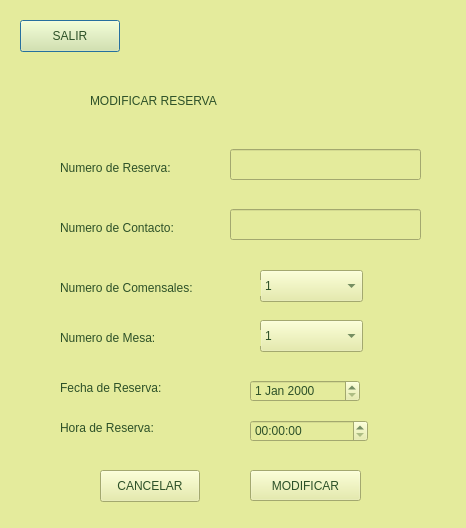
First picture: the form in modificar_reserva.ui, repository valeAlfaro5/ProyectoLenguajesDeProgramacion, before the edit.
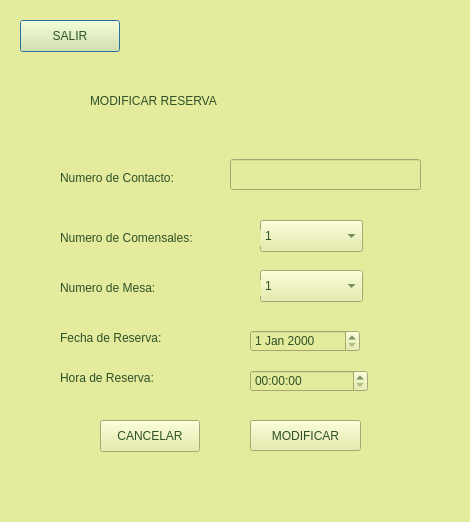
Second picture: the form after the edit.

The edit to the form file:
```diff
--- a/modificar_reserva.ui
+++ b/modificar_reserva.ui
@@ -6,8 +6,8 @@
    <rect>
     <x>0</x>
     <y>0</y>
-    <width>466</width>
-    <height>528</height>
+    <width>470</width>
+    <height>522</height>
    </rect>
   </property>
   <property name="windowTitle">
@@ -21,7 +21,7 @@
    <property name="geometry">
     <rect>
      <x>260</x>
-     <y>270</y>
+     <y>220</y>
      <width>103</width>
      <height>32</height>
     </rect>
@@ -155,7 +155,7 @@
    <property name="geometry">
     <rect>
      <x>230</x>
-     <y>209</y>
+     <y>159</y>
      <width>191</width>
      <height>31</height>
     </rect>
@@ -170,7 +170,7 @@
    <property name="geometry">
     <rect>
      <x>60</x>
-     <y>220</y>
+     <y>170</y>
      <width>151</width>
      <height>16</height>
     </rect>
@@ -187,7 +187,7 @@
    <property name="geometry">
     <rect>
      <x>60</x>
-     <y>280</y>
+     <y>230</y>
      <width>201</width>
      <height>16</height>
     </rect>
@@ -217,46 +217,11 @@
     <string>MODIFICAR RESERVA</string>
    </property>
   </widget>
-  <widget class="QLineEdit" name="numeroTelefono_2">
-   <property name="geometry">
-    <rect>
-     <x>230</x>
-     <y>149</y>
-     <width>191</width>
-     <height>31</height>
-    </rect>
-   </property>
-   <property name="styleSheet">
-    <string notr="true">font: 700 14pt &quot;Georgia&quot;;
-border-color: rgb(0, 0, 0);
-color: rgb(45, 81, 40);</string>
-   </property>
-   <property name="text">
-    <string/>
-   </property>
-  </widget>
-  <widget class="QLabel" name="label_6">
-   <property name="geometry">
-    <rect>
-     <x>60</x>
-     <y>160</y>
-     <width>151</width>
-     <height>16</height>
-    </rect>
-   </property>
-   <property name="styleSheet">
-    <string notr="true">font: 700 14pt &quot;Georgia&quot;;
-color: rgb(45, 81, 40);</string>
-   </property>
-   <property name="text">
-    <string>Numero de Reserva:</string>
-   </property>
-  </widget>
   <widget class="QComboBox" name="numeroComensales_2">
    <property name="geometry">
     <rect>
      <x>260</x>
-     <y>320</y>
+     <y>270</y>
      <width>103</width>
      <height>32</height>
     </rect>
@@ -390,7 +355,7 @@
    <property name="geometry">
     <rect>
      <x>60</x>
-     <y>330</y>
+     <y>280</y>
      <width>201</width>
      <height>16</height>
     </rect>
@@ -407,7 +372,7 @@
    <property name="geometry">
     <rect>
      <x>60</x>
-     <y>380</y>
+     <y>330</y>
      <width>201</width>
      <height>16</height>
     </rect>
@@ -424,7 +389,7 @@
    <property name="geometry">
     <rect>
      <x>60</x>
-     <y>420</y>
+     <y>370</y>
      <width>201</width>
      <height>16</height>
     </rect>
@@ -441,7 +406,7 @@
    <property name="geometry">
     <rect>
      <x>250</x>
-     <y>420</y>
+     <y>370</y>
      <width>118</width>
      <height>22</height>
     </rect>
@@ -455,7 +420,7 @@
    <property name="geometry">
     <rect>
      <x>250</x>
-     <y>380</y>
+     <y>330</y>
      <width>110</width>
      <height>22</height>
     </rect>
@@ -487,7 +452,7 @@
    <property name="geometry">
     <rect>
      <x>250</x>
-     <y>470</y>
+     <y>420</y>
      <width>111</width>
      <height>31</height>
     </rect>
@@ -505,7 +470,7 @@
    <property name="geometry">
     <rect>
      <x>100</x>
-     <y>470</y>
+     <y>420</y>
      <width>100</width>
      <height>32</height>
     </rect>
```
Left out of the diff: 6 changed lines with no effect on the pictures.
